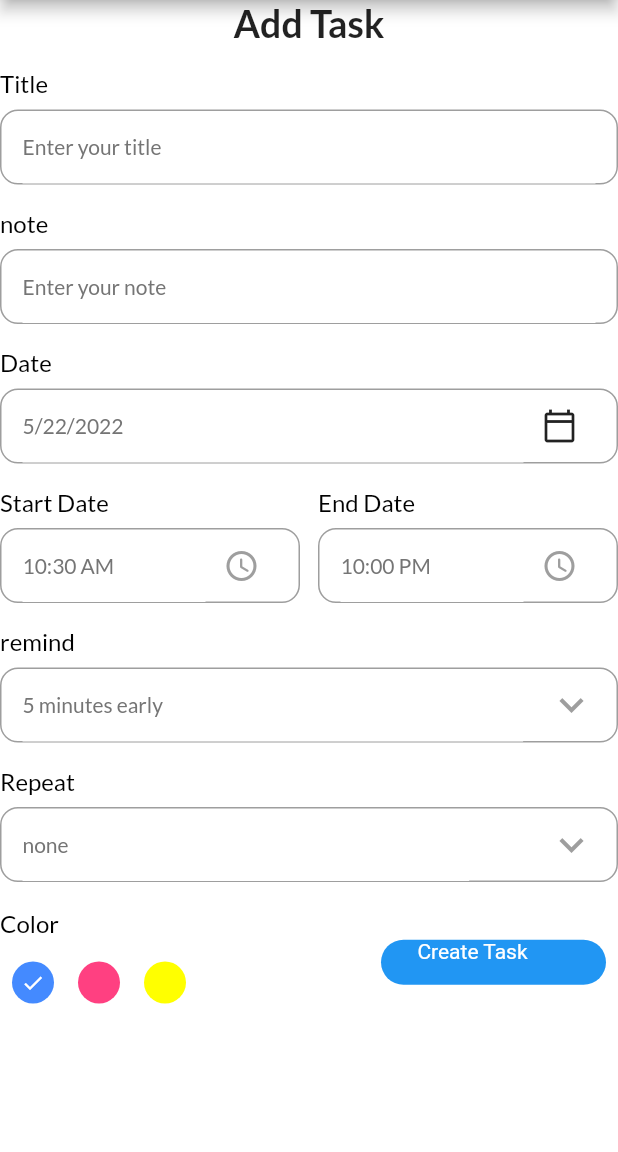
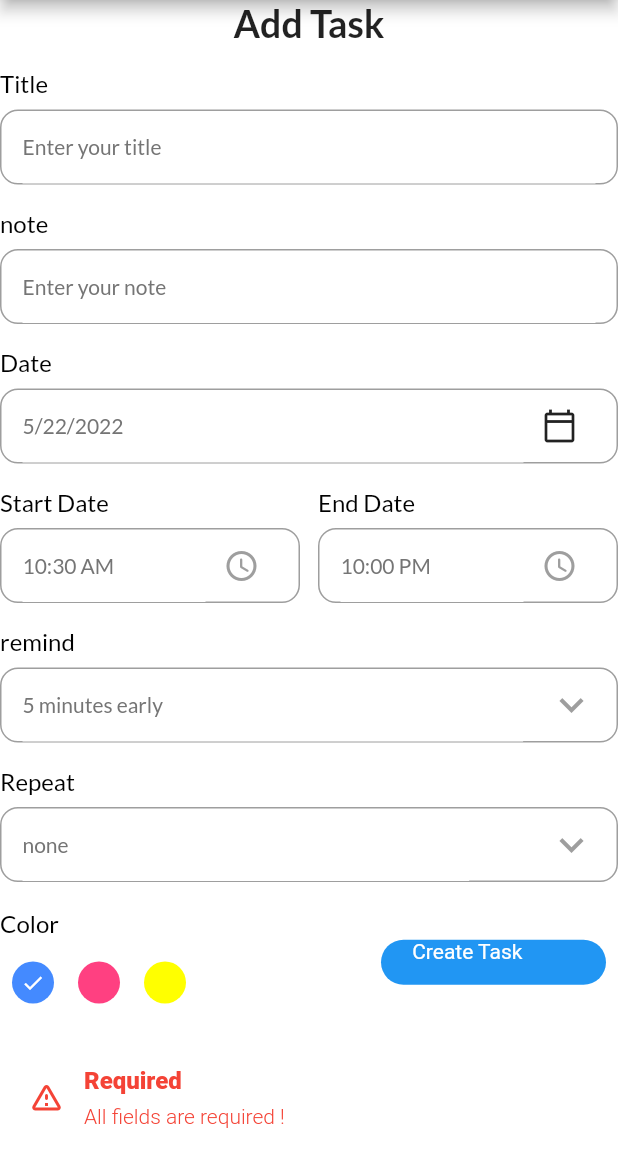
Before and after one commit to Medjasser/gestion_des_taches, a Flutter app: the AddTaskPage screen opened directly, after a tap on "Create Task", on a phone screen of 412 x 824 dp, the part 84-1236 px from its top. Run offline on Flutter 3.47's test engine with Material 2 defaults, Android fonts, the phone set to English and light mode, and no system bars; our stand-ins replace date_picker_timeline, flutter_local_notifications, get, get_storage, google_fonts, timezone; accounts and stored records are empty.

Commit message:
fonction de button add task

```diff
--- a/lib/projet/add_task_bar.dart
+++ b/lib/projet/add_task_bar.dart
@@ -16,6 +16,8 @@ class  AddTaskPage extends StatefulWidget {
 }
 
 class _AddTaskPageState extends State<AddTaskPage>{
+  final TextEditingController _titleController = TextEditingController();
+  final TextEditingController _noteController = TextEditingController();
   DateTime _selectedDate = DateTime.now();
   String _endTime="10:00 PM";
   String _startTime= DateFormat("hh:mm a").format(DateTime.now()).toString();
@@ -51,8 +53,9 @@ Widget build(BuildContext context) {
                 "Add Task",
                 style:HeadingStyle,
            ),
-              MyInputField(title: "Title", hint: "Enter your title"),
-              MyInputField(title: "note", hint: "Enter your note"),
+              MyInputField(title: "Title", hint: "Enter your title",controller: _titleController,),
+              MyInputField(title: "note", hint: "Enter your note",controller: _noteController,),
+
               MyInputField(title: "Date", hint: DateFormat.yMd().format(_selectedDate),
               widget: IconButton(
                 icon: Icon(Icons.calendar_today_outlined),
@@ -154,7 +157,7 @@ Widget build(BuildContext context) {
                 crossAxisAlignment: CrossAxisAlignment.center,
                 children: [
                   _coloPallete(),
-                  MyButton(label: "       Create Task", onTap: ()=> null)
+                  MyButton(label: "      Create Task", onTap: ()=> _validatedDate())
 
                 ],
               )
@@ -166,7 +169,22 @@ Widget build(BuildContext context) {
       )
     );
 }
+_validatedDate(){
+  if(_titleController.text.isNotEmpty&&_noteController.text.isNotEmpty){
+    // add to data base
+    Get.back();
+  }else if (_titleController.text.isEmpty ||_noteController.text.isEmpty){
+    Get.snackbar ( "Required", "All fields are required ! ",
+      snackPosition: SnackPosition.BOTTOM,
+      backgroundColor: Colors.white,
+      colorText: Colors.red,
+      icon:Icon(Icons.warning_amber_rounded,
+      color: Colors.red,
+      )
+    );
+  }
 
+}
 _appBar(){
   return AppBar(
 
```
